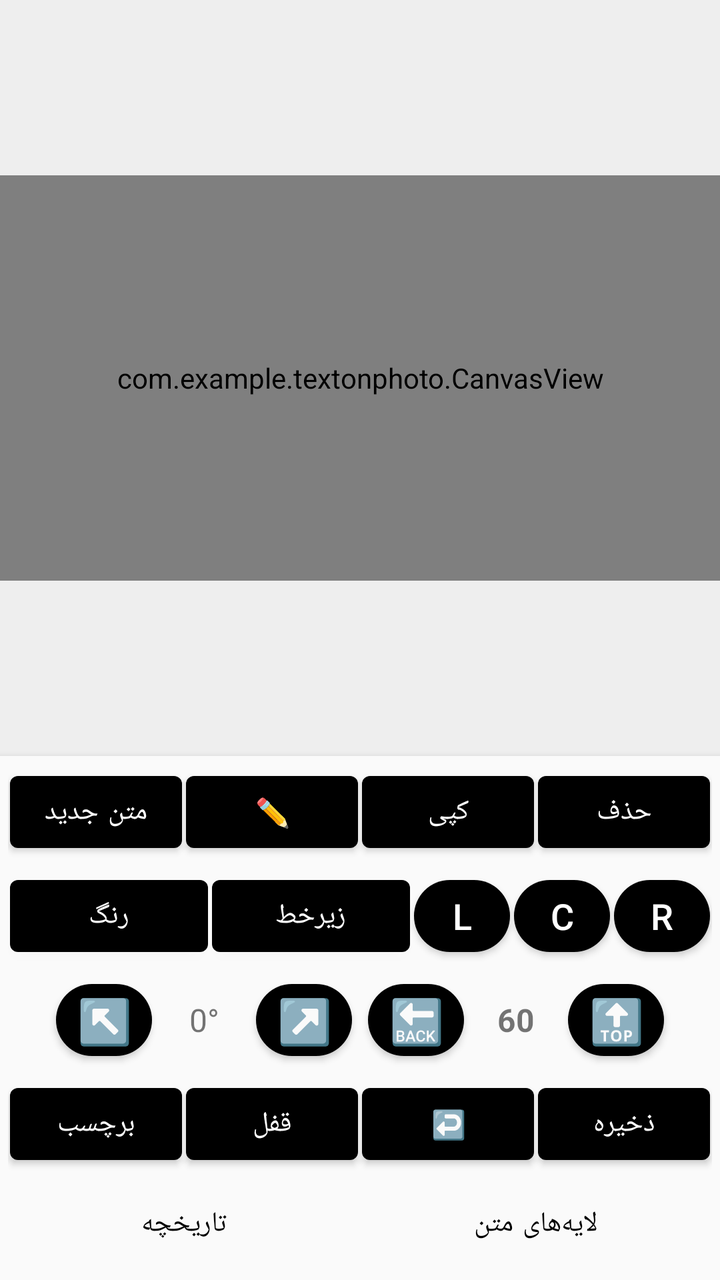
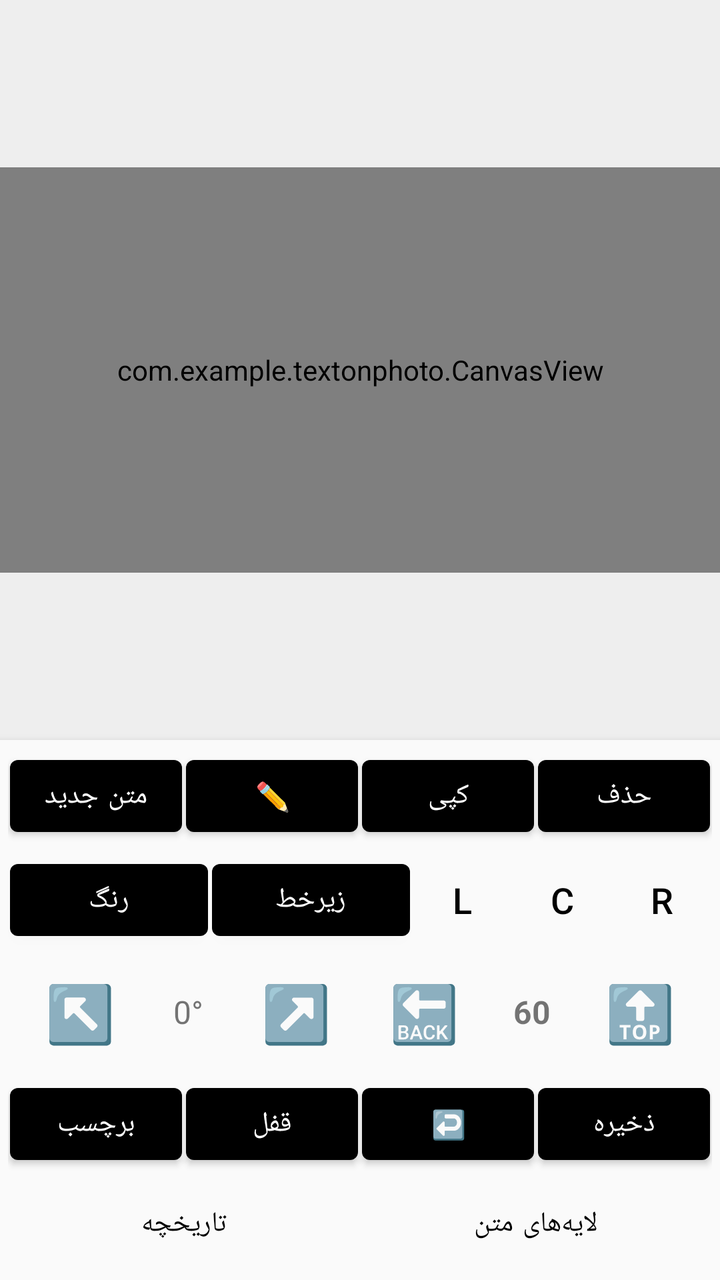

An Android layout rendered at two revisions. The XML below is the earlier revision; the diff shows what the commit changed to produce the second picture.
<!-- AndroidManifest.xml: application theme Theme.TextOnPhoto -->
<!-- res/layout/activity_main.xml -->
<?xml version="1.0" encoding="utf-8"?>
<androidx.constraintlayout.widget.ConstraintLayout xmlns:android="http://schemas.android.com/apk/res/android"
    xmlns:app="http://schemas.android.com/apk/res-auto"
    android:layout_width="match_parent"
    android:layout_height="match_parent"
    android:background="#EEEEEE">

    <FrameLayout
        android:id="@+id/canvasContainer"
        android:layout_width="0dp"
        android:layout_height="0dp"
        app:layout_constraintTop_toTopOf="parent"
        app:layout_constraintBottom_toTopOf="@+id/buttonPanel"
        app:layout_constraintStart_toStartOf="parent"
        app:layout_constraintEnd_toEndOf="parent"
        app:layout_constraintVertical_bias="0.5"
        app:layout_constraintDimensionRatio="16:9">

        <com.example.textonphoto.CanvasView
            android:id="@+id/canvasView"
            android:layout_width="match_parent"
            android:layout_height="match_parent"
            android:background="@android:color/white" />
    </FrameLayout>

    <LinearLayout
        android:id="@+id/buttonPanel"
        android:layout_width="match_parent"
        android:layout_height="wrap_content"
        android:orientation="vertical"
        android:gravity="center_horizontal"
        android:padding="4dp"
        android:background="#FAFAFA"
        android:elevation="4dp"
        app:layout_constraintBottom_toBottomOf="parent">

        
        <LinearLayout
            android:layout_width="match_parent"
            android:layout_height="wrap_content"
            android:gravity="center"
            android:paddingBottom="2dp">

            <com.google.android.material.button.MaterialButton
                android:id="@+id/btnAddText"
                style="@style/Widget.MaterialComponents.Button"
                android:layout_width="0dp" android:layout_height="48dp" android:layout_weight="1"
                android:text="متن جدید" android:textSize="14sp" android:layout_marginHorizontal="1dp" />

            <com.google.android.material.button.MaterialButton
                android:id="@+id/btnEdit"
                style="@style/Widget.MaterialComponents.Button"
                android:layout_width="0dp" android:layout_height="48dp" android:layout_weight="1"
                android:text="✏️" android:textSize="14sp" android:layout_marginHorizontal="1dp" />

            <com.google.android.material.button.MaterialButton
                android:id="@+id/btnCopy"
                style="@style/Widget.MaterialComponents.Button"
                android:layout_width="0dp" android:layout_height="48dp" android:layout_weight="1"
                android:text="کپی" android:textSize="14sp" android:layout_marginHorizontal="1dp" />

            <com.google.android.material.button.MaterialButton
                android:id="@+id/btnDelete"
                style="@style/Widget.MaterialComponents.Button"
                android:layout_width="0dp" android:layout_height="48dp" android:layout_weight="1"
                android:text="حذف" android:textSize="14sp" android:layout_marginHorizontal="1dp" />
        </LinearLayout>

        
        <LinearLayout
            android:layout_width="match_parent"
            android:layout_height="wrap_content"
            android:gravity="center"
            android:paddingVertical="2dp">

            <com.google.android.material.button.MaterialButton
                android:id="@+id/btnColor"
                style="@style/Widget.MaterialComponents.Button"
                android:layout_width="0dp" android:layout_height="48dp" android:layout_weight="1"
                android:text="رنگ" android:textSize="14sp" android:layout_marginHorizontal="1dp" />

            <com.google.android.material.button.MaterialButton
                android:id="@+id/btnStyle"
                style="@style/Widget.MaterialComponents.Button"
                android:layout_width="0dp" android:layout_height="48dp" android:layout_weight="1"
                android:text="زیرخط" android:textSize="14sp" android:layout_marginHorizontal="1dp" />

            
            <com.google.android.material.button.MaterialButton
                android:id="@+id/btnAlignLeft"
                style="@style/Widget.MaterialComponents.Button"
                android:layout_width="48dp" android:layout_height="48dp"
                android:text="L" android:textSize="18sp" android:layout_marginHorizontal="1dp"
                app:cornerRadius="24dp" android:minWidth="0dp" android:minHeight="0dp" android:padding="0dp" />

            <com.google.android.material.button.MaterialButton
                android:id="@+id/btnAlignCenter"
                style="@style/Widget.MaterialComponents.Button"
                android:layout_width="48dp" android:layout_height="48dp"
                android:text="C" android:textSize="18sp" android:layout_marginHorizontal="1dp"
                app:cornerRadius="24dp" android:minWidth="0dp" android:minHeight="0dp" android:padding="0dp" />

            <com.google.android.material.button.MaterialButton
                android:id="@+id/btnAlignRight"
                style="@style/Widget.MaterialComponents.Button"
                android:layout_width="48dp" android:layout_height="48dp"
                android:text="R" android:textSize="18sp" android:layout_marginHorizontal="1dp"
                app:cornerRadius="24dp" android:minWidth="0dp" android:minHeight="0dp" android:padding="0dp" />
        </LinearLayout>

        
        <LinearLayout
            android:layout_width="match_parent"
            android:layout_height="wrap_content"
            android:gravity="center"
            android:paddingVertical="2dp">

            <com.google.android.material.button.MaterialButton
                android:id="@+id/btnRotateLeft"
                style="@style/Widget.MaterialComponents.Button"
                android:layout_width="48dp" android:layout_height="48dp"
                android:text="↖️" android:textSize="22sp"
                android:layout_marginEnd="2dp"
                app:cornerRadius="24dp" android:minWidth="0dp" android:minHeight="0dp" android:padding="0dp" />

            <TextView
                android:id="@+id/tvRotation"
                android:layout_width="wrap_content" android:layout_height="48dp"
                android:gravity="center" android:minWidth="48dp"
                android:text="0°" android:textSize="16sp" />

            <com.google.android.material.button.MaterialButton
                android:id="@+id/btnRotateRight"
                style="@style/Widget.MaterialComponents.Button"
                android:layout_width="48dp" android:layout_height="48dp"
                android:text="↗️" android:textSize="22sp"
                android:layout_marginStart="2dp"
                app:cornerRadius="24dp" android:minWidth="0dp" android:minHeight="0dp" android:padding="0dp" />

            <View android:layout_width="8dp" android:layout_height="0dp" />

            <com.google.android.material.button.MaterialButton
                android:id="@+id/btnZoomOut"
                style="@style/Widget.MaterialComponents.Button"
                android:layout_width="48dp" android:layout_height="48dp"
                android:text="🔙" android:textSize="22sp"
                android:layout_marginEnd="2dp"
                app:cornerRadius="24dp" android:minWidth="0dp" android:minHeight="0dp" android:padding="0dp" />

            <TextView
                android:id="@+id/tvSize"
                android:layout_width="wrap_content" android:layout_height="48dp"
                android:gravity="center" android:minWidth="48dp"
                android:text="60" android:textSize="16sp" android:textStyle="bold" />

            <com.google.android.material.button.MaterialButton
                android:id="@+id/btnZoomIn"
                style="@style/Widget.MaterialComponents.Button"
                android:layout_width="48dp" android:layout_height="48dp"
                android:text="🔝" android:textSize="22sp"
                android:layout_marginStart="2dp"
                app:cornerRadius="24dp" android:minWidth="0dp" android:minHeight="0dp" android:padding="0dp" />
        </LinearLayout>

        
        <LinearLayout
            android:layout_width="match_parent"
            android:layout_height="wrap_content"
            android:gravity="center"
            android:paddingTop="2dp">

            <com.google.android.material.button.MaterialButton
                android:id="@+id/btnSticker"
                style="@style/Widget.MaterialComponents.Button"
                android:layout_width="0dp" android:layout_height="48dp" android:layout_weight="1"
                android:text="برچسب" android:textSize="14sp" android:layout_marginHorizontal="1dp" />

            <com.google.android.material.button.MaterialButton
                android:id="@+id/btnLock"
                style="@style/Widget.MaterialComponents.Button"
                android:layout_width="0dp" android:layout_height="48dp" android:layout_weight="1"
                android:text="قفل" android:textSize="14sp" android:layout_marginHorizontal="1dp" />

            <com.google.android.material.button.MaterialButton
                android:id="@+id/btnUndo"
                style="@style/Widget.MaterialComponents.Button"
                android:layout_width="0dp" android:layout_height="48dp" android:layout_weight="1"
                android:text="↩️" android:textSize="14sp" android:layout_marginHorizontal="1dp" />

            <com.google.android.material.button.MaterialButton
                android:id="@+id/btnSave"
                style="@style/Widget.MaterialComponents.Button"
                android:layout_width="0dp" android:layout_height="48dp" android:layout_weight="1"
                android:text="ذخیره" android:textSize="14sp" android:layout_marginHorizontal="1dp" />
        </LinearLayout>

        
        <LinearLayout
            android:layout_width="match_parent"
            android:layout_height="wrap_content"
            android:gravity="center"
            android:paddingTop="2dp">

            <com.google.android.material.button.MaterialButton
                android:id="@+id/btnHistory"
                style="@style/Widget.MaterialComponents.Button.TextButton"
                android:layout_width="0dp" android:layout_height="48dp" android:layout_weight="1"
                android:text="تاریخچه" android:textSize="14sp" android:layout_marginHorizontal="1dp" />

            <com.google.android.material.button.MaterialButton
                android:id="@+id/btnTextLayers"
                style="@style/Widget.MaterialComponents.Button.TextButton"
                android:layout_width="0dp" android:layout_height="48dp" android:layout_weight="1"
                android:text="لایه‌های متن" android:textSize="14sp" android:layout_marginHorizontal="1dp" />
        </LinearLayout>
    </LinearLayout>

</androidx.constraintlayout.widget.ConstraintLayout>
<!-- resources referenced by this layout -->
<resources>
  <style name="Theme.TextOnPhoto" parent="Theme.MaterialComponents.DayNight.DarkActionBar">
          <item name="colorPrimary">#000000</item>
          <item name="colorPrimaryVariant">#000000</item>
          <item name="colorOnPrimary">@android:color/white</item>
      </style>
</resources>

<!-- the commit's change to res/layout/activity_main.xml (unified diff, before → after) -->
@@ -88,24 +88,30 @@
             
             <com.google.android.material.button.MaterialButton
                 android:id="@+id/btnAlignLeft"
-                style="@style/Widget.MaterialComponents.Button"
+                style="@style/Widget.MaterialComponents.Button.TextButton"
                 android:layout_width="48dp" android:layout_height="48dp"
-                android:text="L" android:textSize="18sp" android:layout_marginHorizontal="1dp"
-                app:cornerRadius="24dp" android:minWidth="0dp" android:minHeight="0dp" android:padding="0dp" />
+                android:text="L" android:textSize="18sp" android:textColor="@android:color/black"
+                android:layout_marginHorizontal="1dp" app:cornerRadius="24dp"
+                android:minWidth="0dp" android:minHeight="0dp" android:padding="0dp"
+                android:insetLeft="0dp" android:insetRight="0dp" />
 
             <com.google.android.material.button.MaterialButton
                 android:id="@+id/btnAlignCenter"
-                style="@style/Widget.MaterialComponents.Button"
+                style="@style/Widget.MaterialComponents.Button.TextButton"
                 android:layout_width="48dp" android:layout_height="48dp"
-                android:text="C" android:textSize="18sp" android:layout_marginHorizontal="1dp"
-                app:cornerRadius="24dp" android:minWidth="0dp" android:minHeight="0dp" android:padding="0dp" />
+                android:text="C" android:textSize="18sp" android:textColor="@android:color/black"
+                android:layout_marginHorizontal="1dp" app:cornerRadius="24dp"
+                android:minWidth="0dp" android:minHeight="0dp" android:padding="0dp"
+                android:insetLeft="0dp" android:insetRight="0dp" />
 
             <com.google.android.material.button.MaterialButton
                 android:id="@+id/btnAlignRight"
-                style="@style/Widget.MaterialComponents.Button"
+                style="@style/Widget.MaterialComponents.Button.TextButton"
                 android:layout_width="48dp" android:layout_height="48dp"
-                android:text="R" android:textSize="18sp" android:layout_marginHorizontal="1dp"
-                app:cornerRadius="24dp" android:minWidth="0dp" android:minHeight="0dp" android:padding="0dp" />
+                android:text="R" android:textSize="18sp" android:textColor="@android:color/black"
+                android:layout_marginHorizontal="1dp" app:cornerRadius="24dp"
+                android:minWidth="0dp" android:minHeight="0dp" android:padding="0dp"
+                android:insetLeft="0dp" android:insetRight="0dp" />
         </LinearLayout>
 
         
@@ -117,11 +123,13 @@
 
             <com.google.android.material.button.MaterialButton
                 android:id="@+id/btnRotateLeft"
-                style="@style/Widget.MaterialComponents.Button"
-                android:layout_width="48dp" android:layout_height="48dp"
-                android:text="↖️" android:textSize="22sp"
+                style="@style/Widget.MaterialComponents.Button.TextButton"
+                android:layout_width="56dp" android:layout_height="56dp"
+                android:text="↖️" android:textSize="28sp"
                 android:layout_marginEnd="2dp"
-                app:cornerRadius="24dp" android:minWidth="0dp" android:minHeight="0dp" android:padding="0dp" />
+                app:cornerRadius="28dp"
+                android:minWidth="0dp" android:minHeight="0dp" android:padding="0dp"
+                android:insetLeft="0dp" android:insetRight="0dp" />
 
             <TextView
                 android:id="@+id/tvRotation"
@@ -131,21 +139,25 @@
 
             <com.google.android.material.button.MaterialButton
                 android:id="@+id/btnRotateRight"
-                style="@style/Widget.MaterialComponents.Button"
-                android:layout_width="48dp" android:layout_height="48dp"
-                android:text="↗️" android:textSize="22sp"
+                style="@style/Widget.MaterialComponents.Button.TextButton"
+                android:layout_width="56dp" android:layout_height="56dp"
+                android:text="↗️" android:textSize="28sp"
                 android:layout_marginStart="2dp"
-                app:cornerRadius="24dp" android:minWidth="0dp" android:minHeight="0dp" android:padding="0dp" />
+                app:cornerRadius="28dp"
+                android:minWidth="0dp" android:minHeight="0dp" android:padding="0dp"
+                android:insetLeft="0dp" android:insetRight="0dp" />
 
             <View android:layout_width="8dp" android:layout_height="0dp" />
 
             <com.google.android.material.button.MaterialButton
                 android:id="@+id/btnZoomOut"
-                style="@style/Widget.MaterialComponents.Button"
-                android:layout_width="48dp" android:layout_height="48dp"
-                android:text="🔙" android:textSize="22sp"
+                style="@style/Widget.MaterialComponents.Button.TextButton"
+                android:layout_width="56dp" android:layout_height="56dp"
+                android:text="🔙" android:textSize="28sp"
                 android:layout_marginEnd="2dp"
-                app:cornerRadius="24dp" android:minWidth="0dp" android:minHeight="0dp" android:padding="0dp" />
+                app:cornerRadius="28dp"
+                android:minWidth="0dp" android:minHeight="0dp" android:padding="0dp"
+                android:insetLeft="0dp" android:insetRight="0dp" />
 
             <TextView
                 android:id="@+id/tvSize"
@@ -155,11 +167,13 @@
 
             <com.google.android.material.button.MaterialButton
                 android:id="@+id/btnZoomIn"
-                style="@style/Widget.MaterialComponents.Button"
-                android:layout_width="48dp" android:layout_height="48dp"
-                android:text="🔝" android:textSize="22sp"
+                style="@style/Widget.MaterialComponents.Button.TextButton"
+                android:layout_width="56dp" android:layout_height="56dp"
+                android:text="🔝" android:textSize="28sp"
                 android:layout_marginStart="2dp"
-                app:cornerRadius="24dp" android:minWidth="0dp" android:minHeight="0dp" android:padding="0dp" />
+                app:cornerRadius="28dp"
+                android:minWidth="0dp" android:minHeight="0dp" android:padding="0dp"
+                android:insetLeft="0dp" android:insetRight="0dp" />
         </LinearLayout>
 
         
